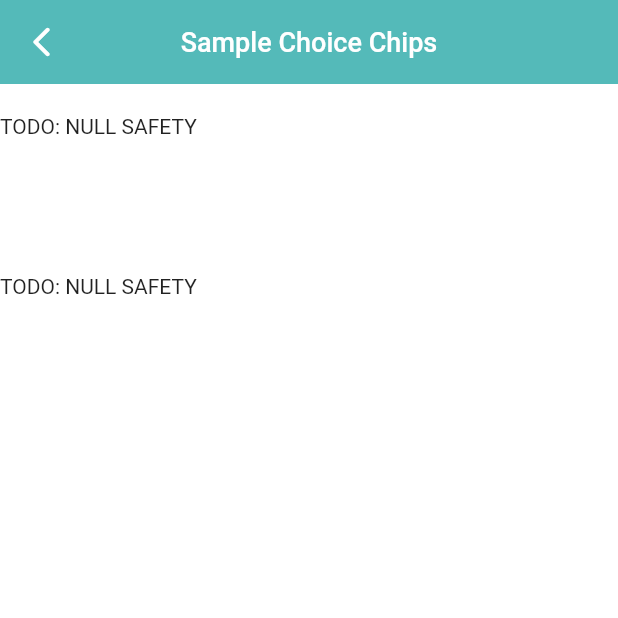
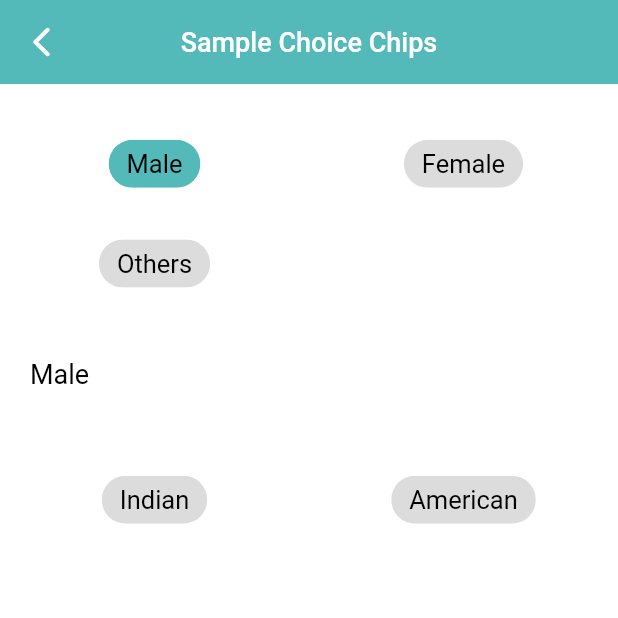
Before and after one commit to skyvaSolutions/skywa_framework_widgets, a Flutter app: the SampleChoiceChipScreen screen opened directly, on a phone screen of 412 x 824 dp, the top half of it. Run offline on Flutter 3.47's test engine with Material 2 defaults, Android fonts, the phone set to English and light mode, and no system bars; drawn by our look-alikes of auto_size_text; our stand-ins replace cached_network_image, fluttertoast, image_cropper, image_picker, intl_phone_number_input, lottie; missing offline and left inert: flutter_device_type; project files that could hold a hidden picture were left out.

Commit message:
choice chip

```diff
--- a/example/lib/sample_choice_chip_screen.dart
+++ b/example/lib/sample_choice_chip_screen.dart
@@ -18,6 +18,13 @@ class _SampleChoiceChipScreenState extends State<SampleChoiceChipScreen> {
   String selectedNationality = '';
 
   @override
+  void initState() {
+    // TODO: implement initState
+    super.initState();
+    selectedGender = genderChips.first;
+  }
+
+  @override
   Widget build(BuildContext context) {
     return Scaffold(
       backgroundColor: Colors.white,
@@ -36,9 +43,12 @@ class _SampleChoiceChipScreenState extends State<SampleChoiceChipScreen> {
               choiceChips: genderChips,
               onSelected: (value) {
                 setState(() {
-                  selectedGender = value.toString();
+                  int index =
+                      value ? genderChips.indexOf(selectedGender) : 0;
+                  print(index);
+                  selectedGender = genderChips[index];
                 });
-                print('value: $value');
+                print('selectedGender: $selectedGender');
               },
               wrapAlignment: WrapAlignment.spaceAround,
               padding: const EdgeInsets.all(0.0),
@@ -56,7 +66,7 @@ class _SampleChoiceChipScreenState extends State<SampleChoiceChipScreen> {
                 setState(() {
                   selectedNationality = value.toString();
                 });
-                print('value: $value');
+                print('selectedNationality: $selectedNationality');
               },
               wrapAlignment: WrapAlignment.spaceAround,
               padding: const EdgeInsets.all(0.0),
--- a/lib/skywa_choice_chip_group.dart
+++ b/lib/skywa_choice_chip_group.dart
@@ -1,4 +1,5 @@
 import 'package:flutter/material.dart';
+import 'package:skywa_framework_widgets/skywa_auto_size_text.dart';
 
 class SkywaChoiceChipGroup extends StatefulWidget {
   final List choiceChips;
@@ -31,32 +32,26 @@ class SkywaChoiceChipGroup extends StatefulWidget {
 class _SkywaChoiceChipGroupState extends State<SkywaChoiceChipGroup> {
   @override
   Widget build(BuildContext context) {
-    return Container(
-      child: Text('TODO: NULL SAFETY'),
+    return GridView.builder(
+      gridDelegate: const SliverGridDelegateWithFixedCrossAxisCount(
+        crossAxisCount: 2,
+        childAspectRatio: 3.1,
+      ),
+      shrinkWrap: true,
+      itemCount: widget.choiceChips.length,
+      itemBuilder: (BuildContext context, int index) {
+        return ChoiceChip(
+          label: SkywaAutoSizeText(
+            text: widget.choiceChips[index],
+            fontSize: widget.fontSize,
+            color: Colors.black,
+          ),
+          selected: widget.selectedValue == widget.choiceChips[index],
+          onSelected: widget.onSelected,
+          backgroundColor: widget.backgroundColor,
+          selectedColor: Theme.of(context).primaryColor,
+        );
+      },
     );
-    /*return ChipsChoice<String>.single(
-      value: widget.selectedValue,
-      wrapped: true,
-      choiceActiveStyle: C2ChoiceStyle(
-        pressElevation: 20.0,
-        elevation: 3.0,
-      ),
-      padding: widget.padding != null ? widget.padding : EdgeInsets.all(8.0),
-      alignment: widget.wrapAlignment,
-      spacing: widget.spacing,
-      choiceStyle: C2ChoiceStyle(
-        elevation: 3.0,
-        pressElevation: 20.0,
-        labelPadding: widget.labelPadding != null
-            ? widget.labelPadding
-            : EdgeInsets.symmetric(horizontal: 10.0, vertical: 4.0),
-      ),
-      onChanged: widget.onSelected,
-      choiceItems: C2Choice.listFrom(
-        source: widget.choiceChips,
-        value: (chipIndex, chipLabel) => chipLabel,
-        label: (chipIndex, chipLabel) => chipLabel,
-      ),
-    );*/
   }
 }
```
